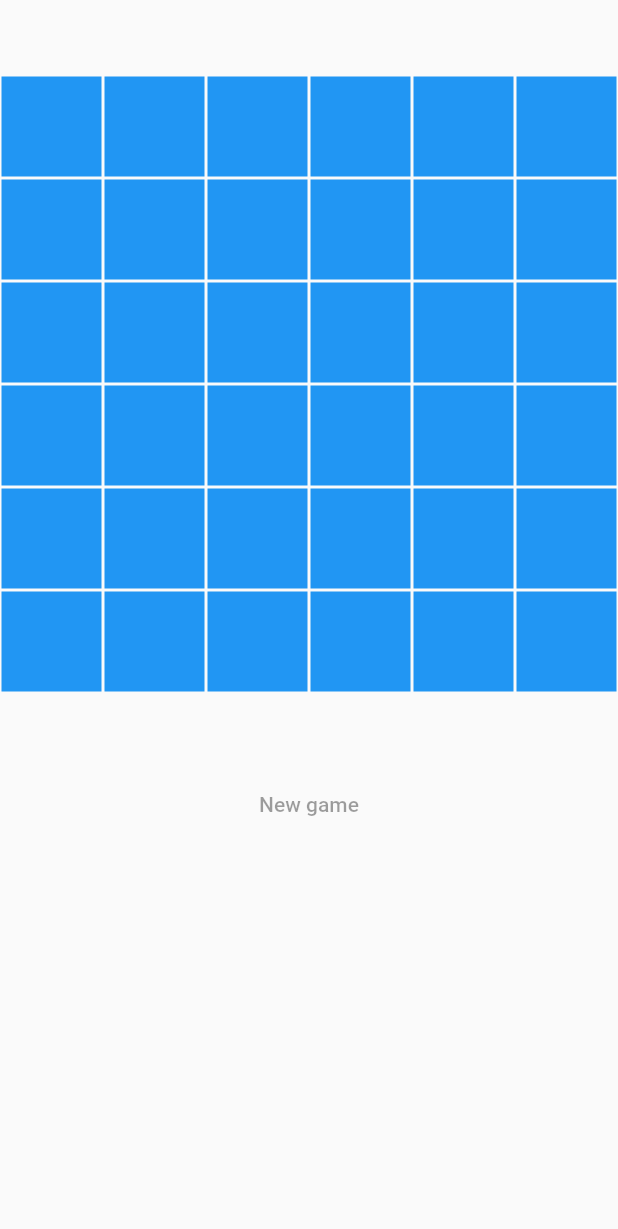
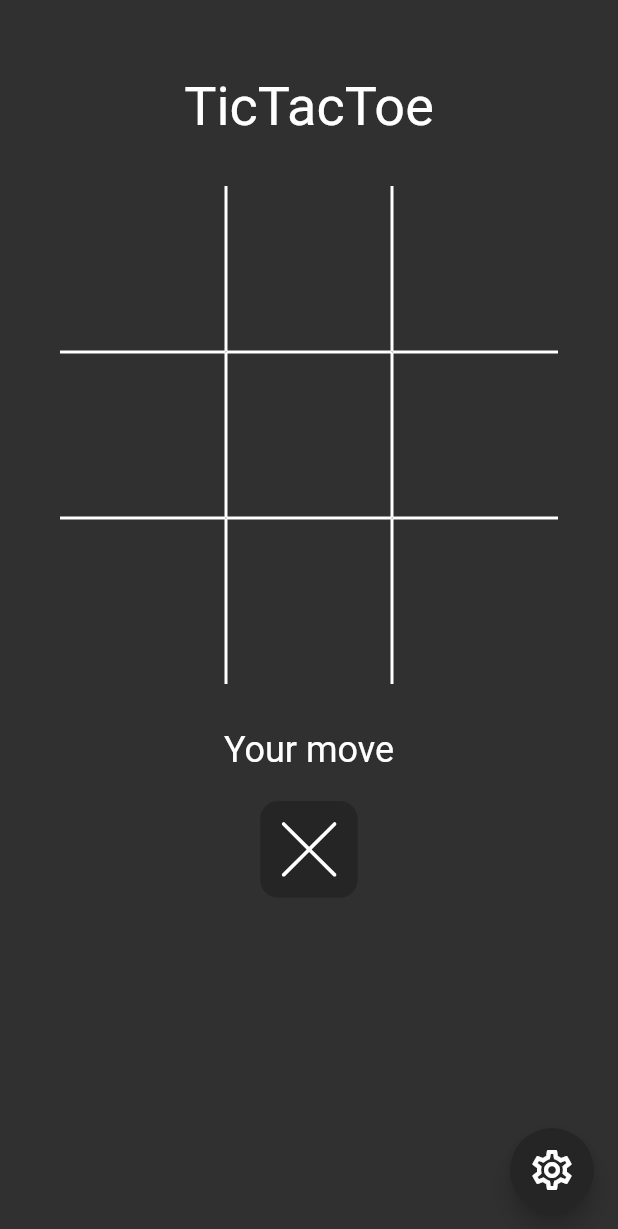
Before and after one commit to Xazin/tic_tac_toe, a Flutter app: the screen it shows after launch, on a phone screen of 412 x 824 dp. Shown: the top 1229 px of the screen. Run offline on Flutter 3.47's test engine with Material 2 defaults, Android fonts, the phone set to English and light mode, and no system bars; our stand-ins replace flutter_svg; missing offline and left inert: matrix2d.

Commit message:
feat: tic tac toe board widget

```diff
--- a/lib/main.dart
+++ b/lib/main.dart
@@ -1,13 +1,22 @@
 import 'package:flutter/material.dart';
 import 'package:tic_tac_toe_engine/tic_tac_toe_engine.dart';
+import 'package:flutter_svg/flutter_svg.dart';
+
+const _playerOneAsset = 'assets/player_one.svg';
+const _playerTwoAsset = 'assets/player_two.svg';
 
 void main() {
-  runApp(const MaterialApp(
-    home: Scaffold(
+  runApp(
+    MaterialApp(
+      theme: ThemeData.dark(),
+      home: const Scaffold(
         body: GameView(),
       ),
-  ));
+    ),
+  );
 }
+
+const boardColor = Color(0xFFFF8A00);
 
 class GameView extends StatefulWidget {
   const GameView({super.key});
@@ -24,9 +33,6 @@ class _GameViewState extends State<GameView> {
     super.initState();
     gameController = TicTacToeController(
       autoRestartGame: false,
-      rows: 6,
-      columns: 6,
-      winCondition: 4,
       scoreboard: TicTacToeScoreboard(
         history: [
           TicTacToePlayer.none,
@@ -42,40 +48,53 @@ class _GameViewState extends State<GameView> {
   @override
   Widget build(BuildContext context) {
     return Scaffold(
+      floatingActionButton: FloatingActionButton(
+        onPressed: () {},
+        backgroundColor: const Color(0xFF252525),
+        foregroundColor: Colors.white,
+        child: const Icon(
+          Icons.settings_outlined,
+          size: 32,
+        ),
+      ),
       body: SafeArea(
         child: TicTacToeBuilder(
           controller: gameController,
           builder: (context, state, scoreboard) {
-            return Column(
+            return Row(
               children: [
+                Flexible(
+                  flex: 1,
+                  child: SingleChildScrollView(
+                    child: Column(
+                      children: [
+                        // Left view / Mobile view
                         const SizedBox(height: 50),
+                        const Text('TicTacToe', style: TextStyle(fontSize: 36)),
+                        const SizedBox(height: 32),
                         Row(
                           mainAxisAlignment: MainAxisAlignment.center,
                           children: [
-                    SizedBox(
-                      height: MediaQuery.of(context).size.width,
-                      width: MediaQuery.of(context).size.width,
-                      child: GridView.count(
-                        shrinkWrap: true,
-                        crossAxisCount: 6,
-                        children: List.generate(
-                          6 * 6,
-                          (index) => GestureDetector(
-                            onTap: () => gameController.makeMove(index),
-                            child: Container(
-                              margin: const EdgeInsets.all(1),
-                              color: Colors.blue,
-                              child: Center(
-                                child: Text(
-                                  gameController.state.board[index] ==
-                                          TicTacToePlayer.playerOne
-                                      ? 'X'
-                                      : gameController.state.board[index] ==
-                                              TicTacToePlayer.playerTwo
-                                          ? 'O'
-                                          : '',
+                            Expanded(
+                              child: Padding(
+                                padding: const EdgeInsets.symmetric(
+                                    horizontal: 40.0),
+                                child: Opacity(
+                                  opacity:
+                                      gameController.state.gameEnded ? .7 : 1,
+                                  child: TicTacToeBoard(
+                                    styleBuilder: (index) => TicTacToeStyle(
+                                      tileDecoration: BoxDecoration(
+                                        border: TicTacToeStyle
+                                            .standardBorderFromIndex(index),
                                       ),
                                     ),
+                                    gameController: gameController,
+                                    playerOne: const AnimatedPlayer(
+                                      player: TicTacToePlayer.playerOne,
+                                    ),
+                                    playerTwo: const AnimatedPlayer(
+                                      player: TicTacToePlayer.playerTwo,
                                     ),
                                   ),
                                 ),
@@ -83,12 +102,30 @@ class _GameViewState extends State<GameView> {
                             ),
                           ],
                         ),
-                const SizedBox(height: 50),
-                TextButton(
-                  onPressed: gameController.state.gameEnded
-                      ? () => gameController.restartGame()
-                      : null,
-                  child: const Text('New game'),
+                        const SizedBox(height: 30),
+                        const Text(
+                          'Your move',
+                          style: TextStyle(fontSize: 24),
+                        ),
+                        const SizedBox(height: 20),
+                        Container(
+                          padding: const EdgeInsets.all(14),
+                          decoration: BoxDecoration(
+                            color: const Color(0xFF252525),
+                            borderRadius: BorderRadius.circular(12),
+                          ),
+                          child: SvgPicture.asset(
+                            currentPlayerAsset,
+                            width: 37,
+                            colorFilter: const ColorFilter.mode(
+                              Colors.white,
+                              BlendMode.srcIn,
+                            ),
+                          ),
+                        ),
+                      ],
+                    ),
+                  ),
                 ),
               ],
             );
@@ -97,4 +134,66 @@ class _GameViewState extends State<GameView> {
       ),
     );
   }
+
+  String get currentPlayerAsset =>
+      gameController.state.currentPlayer == TicTacToePlayer.playerOne
+          ? _playerOneAsset
+          : _playerTwoAsset;
 }
+
+class AnimatedPlayer extends StatefulWidget {
+  final TicTacToePlayer player;
+
+  const AnimatedPlayer({super.key, required this.player});
+
+  @override
+  State<AnimatedPlayer> createState() => _AnimatedPlayerState();
+}
+
+class _AnimatedPlayerState extends State<AnimatedPlayer>
+    with TickerProviderStateMixin {
+  late final AnimationController _controller;
+  late final Animation<double> _animation;
+
+  @override
+  void initState() {
+    super.initState();
+    _controller = AnimationController(
+      vsync: this,
+      duration: const Duration(milliseconds: 200),
+    );
+
+    _animation = CurvedAnimation(
+      parent: _controller,
+      curve: Curves.easeIn,
+    );
+
+    _controller.forward();
+  }
+
+  @override
+  Widget build(BuildContext context) {
+    return FadeTransition(
+      opacity: _animation,
+      child: Padding(
+        padding: const EdgeInsets.all(12.0),
+        child: SvgPicture.asset(
+          widget.player == TicTacToePlayer.playerOne
+              ? _playerOneAsset
+              : _playerTwoAsset,
+          width: 37,
+          colorFilter: const ColorFilter.mode(
+            Colors.white,
+            BlendMode.srcIn,
+          ),
+        ),
+      ),
+    );
+  }
+
+  @override
+  void dispose() {
+    _controller.dispose();
+    super.dispose();
+  }
+}
--- a/packages/tic_tac_toe_engine/lib/src/engine/tic_tac_toe_controller.dart
+++ b/packages/tic_tac_toe_engine/lib/src/engine/tic_tac_toe_controller.dart
@@ -8,6 +8,12 @@ class TicTacToeController {
   /// Scoreboard for the current controller
   final TicTacToeScoreboard scoreboard;
 
+  final int _rows;
+  int get rows => _rows;
+
+  final int _columns;
+  int get columns => _columns;
+
   TicTacToeController({
     TicTacToeScoreboard? scoreboard,
     int rows = 3,
@@ -15,6 +21,8 @@ class TicTacToeController {
     int winCondition = 3,
     bool autoRestartGame = false,
   })  : scoreboard = scoreboard ?? TicTacToeScoreboard(),
+        _rows = rows,
+        _columns = columns,
         _gameState = TicTacToeStateController(
           autoRestartGame: autoRestartGame,
           rows: rows,
--- /dev/null
+++ b/packages/tic_tac_toe_engine/lib/src/flutter/tic_tac_toe_board.dart
@@ -0,0 +1,89 @@
+import 'package:flutter/material.dart';
+
+import '../../tic_tac_toe_engine.dart';
+
+class TicTacToeBoard extends StatelessWidget {
+  final TicTacToeController gameController;
+
+  final Widget playerOne;
+  final Widget playerTwo;
+
+  /// Used to provide a style to all tiles
+  final TicTacToeStyle? style;
+
+  /// Used to provide a style to each tile depending on
+  /// its index
+  final TicTacToeStyle? Function(int index)? styleBuilder;
+
+  final Size? size;
+
+  final ScrollPhysics? physics;
+
+  const TicTacToeBoard({
+    super.key,
+    required this.gameController,
+    required this.playerOne,
+    required this.playerTwo,
+    this.style,
+    this.styleBuilder,
+    this.size,
+    this.physics = const NeverScrollableScrollPhysics(),
+  }) : assert(
+          (style == null && styleBuilder != null) ||
+              (style == null && styleBuilder == null) ||
+              (styleBuilder == null && style != null),
+        );
+
+  @override
+  Widget build(BuildContext context) {
+    return SizedBox(
+      height: size?.height,
+      width: size?.width,
+      child: GridView.count(
+        shrinkWrap: true,
+        physics: physics,
+        crossAxisCount: gameController.columns,
+        children: List.generate(
+          gameController.rows * gameController.columns,
+          (index) {
+            final st = relStyle(index);
+
+            return GestureDetector(
+              onTap: () => gameController.makeMove(index),
+              child: Container(
+                margin: st?.margin,
+                padding: st?.padding,
+                decoration: _tileDecoration(st),
+                child: _currentPlayerWidget(index),
+              ),
+            );
+          },
+        ),
+      ),
+    );
+  }
+
+  Widget? _currentPlayerWidget(int index) {
+    final player = gameController.state.board[index];
+
+    switch (player) {
+      case TicTacToePlayer.playerOne:
+        return playerOne;
+      case TicTacToePlayer.playerTwo:
+        return playerTwo;
+      default:
+        return null;
+    }
+  }
+
+  TicTacToeStyle? relStyle(int index) =>
+      style ?? (styleBuilder != null ? styleBuilder!.call(index) : null);
+
+  BoxDecoration? _tileDecoration(TicTacToeStyle? st) {
+    if (st != null) {
+      return st.tileDecoration;
+    }
+
+    return const BoxDecoration(color: Colors.white);
+  }
+}
--- /dev/null
+++ b/packages/tic_tac_toe_engine/lib/src/flutter/tic_tac_toe_style.dart
@@ -0,0 +1,51 @@
+import 'package:flutter/material.dart';
+
+/// Styling for [TicTacToeBoard]
+class TicTacToeStyle {
+  final EdgeInsets? padding;
+  final EdgeInsets? margin;
+  final BoxDecoration? tileDecoration;
+
+  TicTacToeStyle({this.padding, this.margin, this.tileDecoration});
+
+  /// Used to draw a standard TicTacToe border with
+  /// missing outer edges. Should be used in tandem with
+  /// [TicTacToeBoard.styleBuilder].
+  ///  _/_/_
+  /// _/_/_
+  /// / /
+  ///
+  static Border standardBorderFromIndex(int index, [BorderSide? borderSide]) {
+    BorderSide? top = borderSide ?? const BorderSide(color: Colors.white),
+        left = borderSide ?? const BorderSide(color: Colors.white),
+        right = borderSide ?? const BorderSide(color: Colors.white),
+        bottom = borderSide ?? const BorderSide(color: Colors.white);
+
+    if (index < 3) {
+      // No top
+      top = null;
+    }
+
+    if (index == 3 || index == 0 || index == 6) {
+      // No Left
+      left = null;
+    }
+
+    if (index == 2 || index == 5 || index == 8) {
+      // No right
+      right = null;
+    }
+
+    if (index > 5) {
+      // No bottom
+      bottom = null;
+    }
+
+    return Border(
+      top: top ?? BorderSide.none,
+      left: left ?? BorderSide.none,
+      right: right ?? BorderSide.none,
+      bottom: bottom ?? BorderSide.none,
+    );
+  }
+}
--- a/packages/tic_tac_toe_engine/lib/tic_tac_toe_engine.dart
+++ b/packages/tic_tac_toe_engine/lib/tic_tac_toe_engine.dart
@@ -4,4 +4,7 @@ export 'src/engine/tic_tac_toe_controller.dart';
 export 'src/engine/tic_tac_toe_state.dart' hide TicTacToeStateController;
 export 'src/engine/tic_tac_toe_player.dart';
 export 'src/engine/tic_tac_toe_scoreboard.dart';
+
 export 'src/flutter/tic_tac_toe_builder.dart';
+export 'src/flutter/tic_tac_toe_board.dart';
+export 'src/flutter/tic_tac_toe_style.dart';
--- a/pubspec.yaml
+++ b/pubspec.yaml
@@ -12,6 +12,7 @@ dependencies:
     path: packages/tic_tac_toe_engine/
   flutter:
     sdk: flutter
+  flutter_svg: ^2.0.5
 
 dev_dependencies:
   flutter_test:
@@ -20,3 +21,6 @@ dev_dependencies:
 
 flutter:
   uses-material-design: true
+
+  assets:
+    - 'assets/'
```
Also changed, not shown: assets/player_one.svg (added), assets/player_two.svg (added), pubspec.lock, 1 other file. Lines whose indentation alone changed are shown as unchanged.
